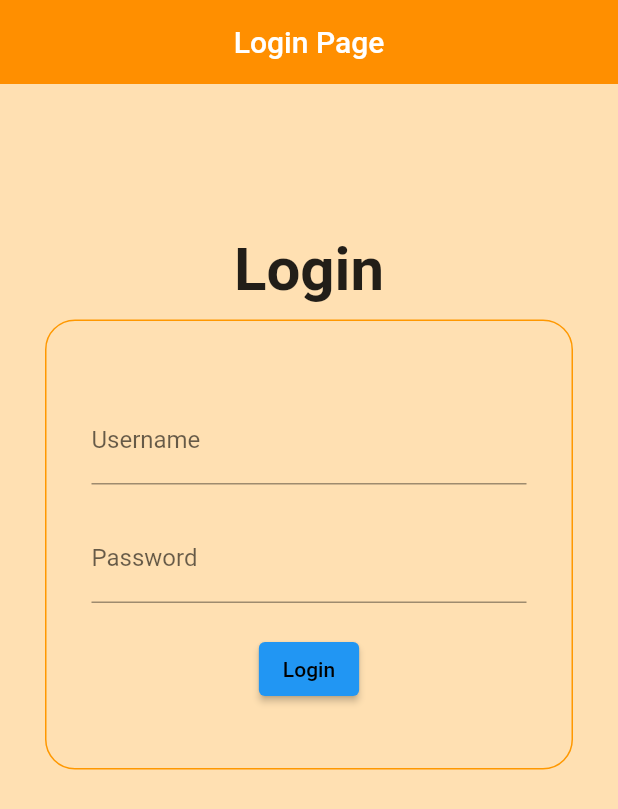
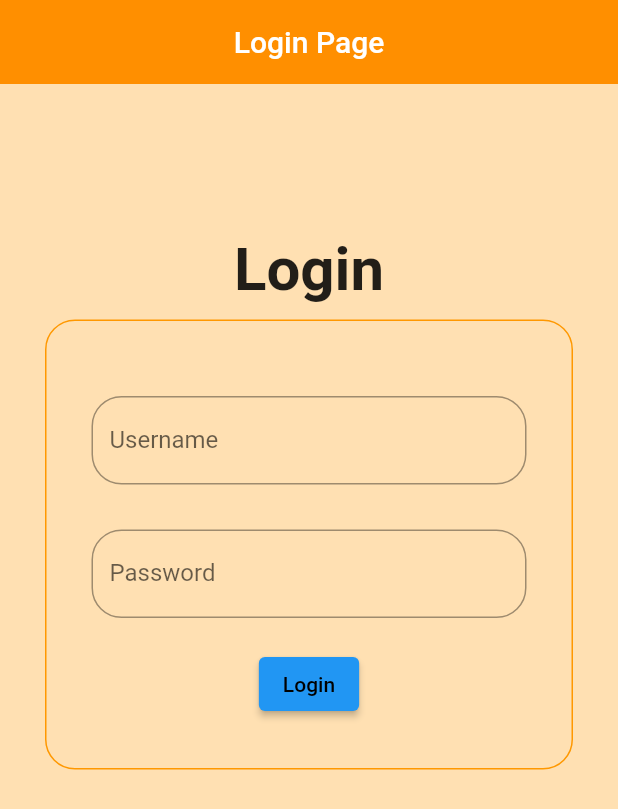
Before and after one commit to edithNakimbugwe/login_exclusives, a Flutter app: the screen it shows after launch, on a phone screen of 412 x 824 dp. Shown: the top 809 px of the screen. Run offline on Flutter 3.47's test engine with Material 2 defaults, Android fonts, the phone set to English and light mode, and no system bars; Roboto replaces fonts that are missing (Times New Roman).

```diff
--- a/lib/screens/login_screen.dart
+++ b/lib/screens/login_screen.dart
@@ -38,17 +38,34 @@ class LoginScreen extends StatelessWidget {
                     children: [
                       TextFormField(
                         decoration: const InputDecoration(
-                            hintText: 'Enter your username',
-                            labelText: 'Username'),
+                          hintText: 'Enter your username',
+                          labelText: 'Username',
+                          border: OutlineInputBorder(
+                              borderRadius:
+                                  BorderRadius.all(Radius.circular(20))),
+                          focusedBorder: OutlineInputBorder(
+                            borderRadius: BorderRadius.all(Radius.circular(20)),
+                            borderSide:
+                                BorderSide(color: Colors.orange, width: 2.0),
+                          ),
+                        ),
                       ),
                       const SizedBox(
-                        height: 20,
+                        height: 30,
                       ),
                       TextFormField(
                         decoration: const InputDecoration(
-                            focusColor: Colors.orange,
-                            hintText: '*****',
-                            labelText: 'Password'),
+                          hintText: '*****',
+                          labelText: 'Password',
+                          border: OutlineInputBorder(
+                              borderRadius:
+                                  BorderRadius.all(Radius.circular(20))),
+                          focusedBorder: OutlineInputBorder(
+                            borderRadius: BorderRadius.all(Radius.circular(20)),
+                            borderSide:
+                                BorderSide(color: Colors.orange, width: 2.0),
+                          ),
+                        ),
                       ),
                       const SizedBox(
                         height: 20,
```
